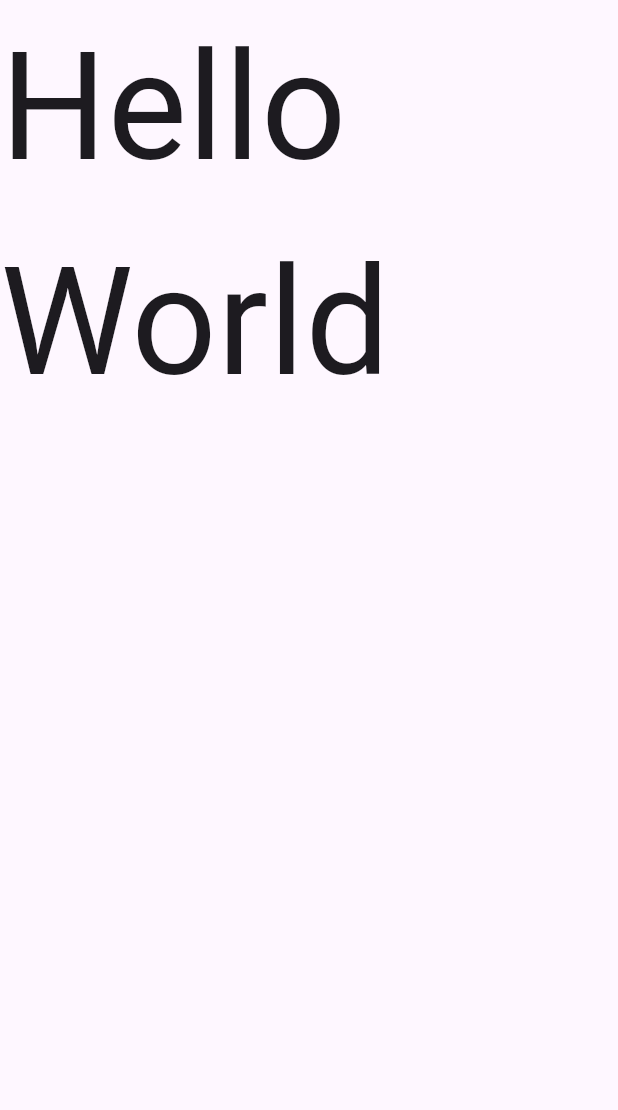
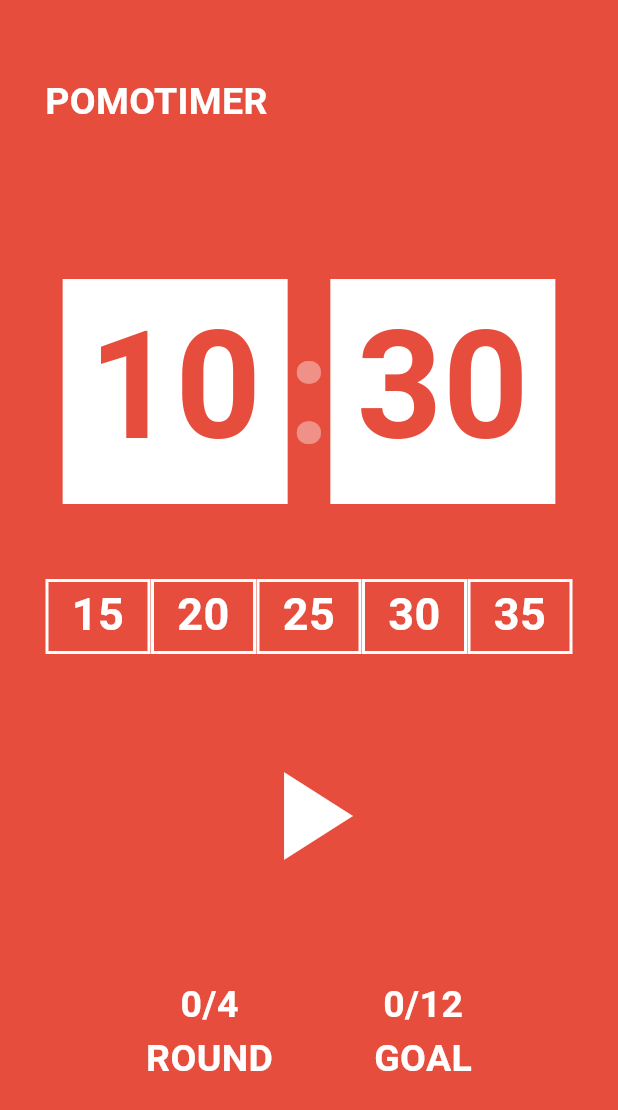
Before and after one commit to devsurimlee/pomodoro_homework, a Flutter app: the screen it shows after launch, on a phone screen of 412 x 824 dp. Shown: the top 1110 px of the screen. Run offline on Flutter 3.47's test engine with Material 3 defaults, Android fonts, the phone set to English and light mode, and no system bars.

Commit message:
UI 작성완료

```diff
--- a/lib/main.dart
+++ b/lib/main.dart
@@ -1,4 +1,5 @@
 import 'package:flutter/material.dart';
+import 'package:pomodoro_homework/widget/timer.dart';
 
 void main() {
   runApp(const App());
@@ -9,16 +10,100 @@ class App extends StatelessWidget {
 
   @override
   Widget build(BuildContext context) {
-    return const MaterialApp(
+    const colorRed = Color(0xFFe64d3d);
+
+    void onPressed() {}
+
+    return MaterialApp(
+      theme: ThemeData(
+        scaffoldBackgroundColor: colorRed,
+      ),
       home: Scaffold(
-        body: Center(
+        body: Padding(
+          padding: const EdgeInsets.all(30.0),
           child: Column(
             children: [
-              Text(
-                'Hello World',
-                style: TextStyle(
-                  fontSize: 100,
+              const SizedBox(
+                height: 20,
+              ),
+              const Row(
+                children: [
+                  Text(
+                    "POMOTIMER",
+                    style: TextStyle(
+                      color: Colors.white,
+                      fontSize: 25,
+                      fontWeight: FontWeight.w600,
+                    ),
+                  ),
+                ],
+              ),
+              const SizedBox(
+                height: 100,
+              ),
+              const TimerWidget(colorRed: colorRed),
+              const SizedBox(
+                height: 50,
+              ),
+              const MinutesWidget(),
+              const SizedBox(
+                height: 50,
+              ),
+              IconButton(
+                onPressed: onPressed,
+                icon: const Icon(
+                  Icons.play_arrow,
+                  size: 100,
+                  color: Colors.white,
                 ),
+              ),
+              const SizedBox(
+                height: 50,
+              ),
+              const Row(
+                mainAxisAlignment: MainAxisAlignment.spaceEvenly,
+                children: [
+                  Column(
+                    children: [
+                      Text(
+                        '0/4',
+                        style: TextStyle(
+                          color: Colors.white,
+                          fontSize: 25,
+                          fontWeight: FontWeight.w600,
+                        ),
+                      ),
+                      Text(
+                        'ROUND',
+                        style: TextStyle(
+                          color: Colors.white,
+                          fontSize: 25,
+                          fontWeight: FontWeight.w600,
+                        ),
+                      ),
+                    ],
+                  ),
+                  Column(
+                    children: [
+                      Text(
+                        '0/12',
+                        style: TextStyle(
+                          color: Colors.white,
+                          fontSize: 25,
+                          fontWeight: FontWeight.w600,
+                        ),
+                      ),
+                      Text(
+                        'GOAL',
+                        style: TextStyle(
+                          color: Colors.white,
+                          fontSize: 25,
+                          fontWeight: FontWeight.w600,
+                        ),
+                      ),
+                    ],
+                  ),
+                ],
               ),
             ],
           ),
@@ -27,3 +112,40 @@ class App extends StatelessWidget {
     );
   }
 }
+
+class MinutesWidget extends StatelessWidget {
+  const MinutesWidget({
+    super.key,
+  });
+  final start = 15;
+  final gap = 5;
+
+  @override
+  Widget build(BuildContext context) {
+    return Row(
+      mainAxisAlignment: MainAxisAlignment.spaceEvenly,
+      children: [
+        for (int i = 0; i < 5; i++)
+          Container(
+            decoration: BoxDecoration(
+              border: Border.all(
+                width: 2,
+                color: Colors.white,
+              ),
+            ),
+            width: 70,
+            height: 50,
+            child: Text(
+              '${start + (i * gap)}',
+              textAlign: TextAlign.center,
+              style: const TextStyle(
+                color: Colors.white,
+                fontSize: 30,
+                fontWeight: FontWeight.w600,
+              ),
+            ),
+          ),
+      ],
+    );
+  }
+}
--- /dev/null
+++ b/lib/widget/timer.dart
@@ -0,0 +1,60 @@
+import 'package:flutter/material.dart';
+
+class TimerWidget extends StatelessWidget {
+  final Color colorRed;
+
+  const TimerWidget({
+    super.key,
+    required this.colorRed,
+  });
+
+  @override
+  Widget build(BuildContext context) {
+    return Row(
+      mainAxisAlignment: MainAxisAlignment.center,
+      children: [
+        Container(
+          decoration: const BoxDecoration(
+            color: Colors.white,
+          ),
+          width: 150,
+          height: 150,
+          child: Text(
+            '10',
+            textAlign: TextAlign.center,
+            style: TextStyle(
+              color: colorRed,
+              fontSize: 100,
+              fontWeight: FontWeight.w600,
+            ),
+          ),
+        ),
+        const Text(
+          ':',
+          textAlign: TextAlign.center,
+          style: TextStyle(
+            color: Colors.white38,
+            fontSize: 100,
+            fontWeight: FontWeight.w600,
+          ),
+        ),
+        Container(
+          decoration: const BoxDecoration(
+            color: Colors.white,
+          ),
+          width: 150,
+          height: 150,
+          child: Text(
+            '30',
+            textAlign: TextAlign.center,
+            style: TextStyle(
+              color: colorRed,
+              fontSize: 100,
+              fontWeight: FontWeight.w600,
+            ),
+          ),
+        ),
+      ],
+    );
+  }
+}
```
Also changed, not shown: pubspec.lock.
